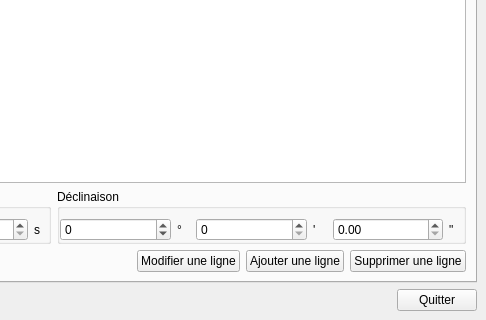
The window that tables/mapstable.ui (Paracetamol56/Observeur2) describes before a commit, drawn with Qt 5; both pictures show x 794 to 1280 and y 400 to 720 of the 1280 by 720 pixel window.
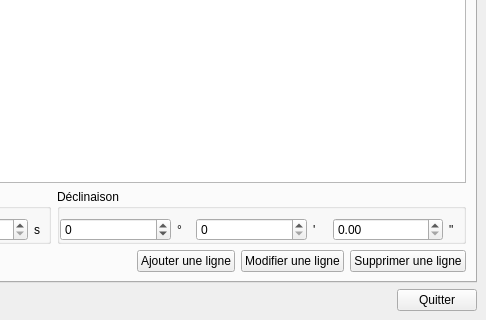
The same window after the commit. Icons and pictures are not drawn.

What changed in the file:
```diff
--- a/tables/mapstable.ui
+++ b/tables/mapstable.ui
@@ -248,17 +248,6 @@
            </property>
           </spacer>
          </item>
-         <item>
-          <widget class="QPushButton" name="modifyPushButton">
-           <property name="text">
-            <string>Modifier une ligne</string>
-           </property>
-           <property name="icon">
-            <iconset resource="../ressources.qrc">
-             <normaloff>:/Ressources/icons/icons8-edit-row-96.png</normaloff>:/Ressources/icons/icons8-edit-row-96.png</iconset>
-           </property>
-          </widget>
-         </item>
          <item>
           <widget class="QPushButton" name="addPushButton_1">
            <property name="text">
@@ -270,6 +259,17 @@
            </property>
           </widget>
          </item>
+         <item>
+          <widget class="QPushButton" name="modifyPushButton">
+           <property name="text">
+            <string>Modifier une ligne</string>
+           </property>
+           <property name="icon">
+            <iconset resource="../ressources.qrc">
+             <normaloff>:/Ressources/icons/icons8-edit-row-96.png</normaloff>:/Ressources/icons/icons8-edit-row-96.png</iconset>
+           </property>
+          </widget>
+         </item>
          <item>
           <widget class="QPushButton" name="removePushButton_1">
            <property name="text">
```
Left out of the diff: 44 changed lines with no effect on the pictures.
